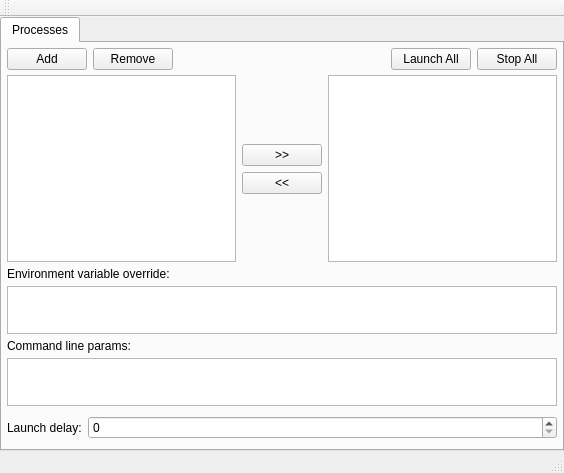
The window that mainwindow.ui (greyswandir007/MicroServiceLauncher) describes before a commit, drawn with Qt 5.
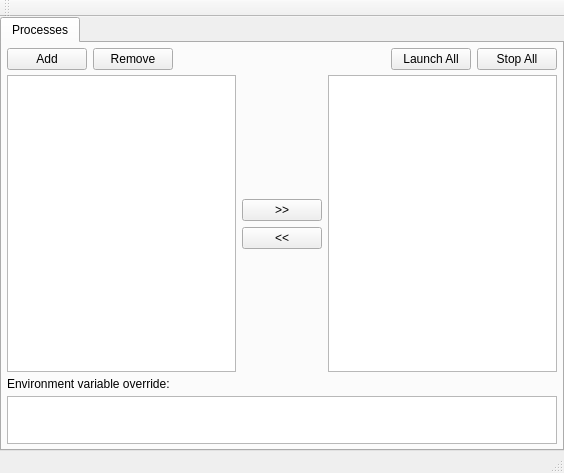
The same window after the commit.

```diff
--- a/mainwindow.ui
+++ b/mainwindow.ui
@@ -188,59 +188,6 @@
           </property>
          </widget>
         </item>
-        <item>
-         <widget class="QLabel" name="commandLineLabel">
-          <property name="text">
-           <string>Command line params:</string>
-          </property>
-         </widget>
-        </item>
-        <item>
-         <widget class="QTextEdit" name="commandLineEdit">
-          <property name="sizePolicy">
-           <sizepolicy hsizetype="Preferred" vsizetype="Expanding">
-            <horstretch>0</horstretch>
-            <verstretch>0</verstretch>
-           </sizepolicy>
-          </property>
-          <property name="maximumSize">
-           <size>
-            <width>16777215</width>
-            <height>48</height>
-           </size>
-          </property>
-         </widget>
-        </item>
-        <item>
-         <layout class="QHBoxLayout" name="horizontalLayout">
-          <property name="topMargin">
-           <number>5</number>
-          </property>
-          <property name="bottomMargin">
-           <number>5</number>
-          </property>
-          <item>
-           <widget class="QLabel" name="delayLabel">
-            <property name="sizePolicy">
-             <sizepolicy hsizetype="Maximum" vsizetype="Preferred">
-              <horstretch>0</horstretch>
-              <verstretch>0</verstretch>
-             </sizepolicy>
-            </property>
-            <property name="text">
-             <string>Launch delay:</string>
-            </property>
-           </widget>
-          </item>
-          <item>
-           <widget class="QSpinBox" name="launchDelay">
-            <property name="maximum">
-             <number>9999999</number>
-            </property>
-           </widget>
-          </item>
-         </layout>
-        </item>
        </layout>
       </widget>
      </widget>
```
